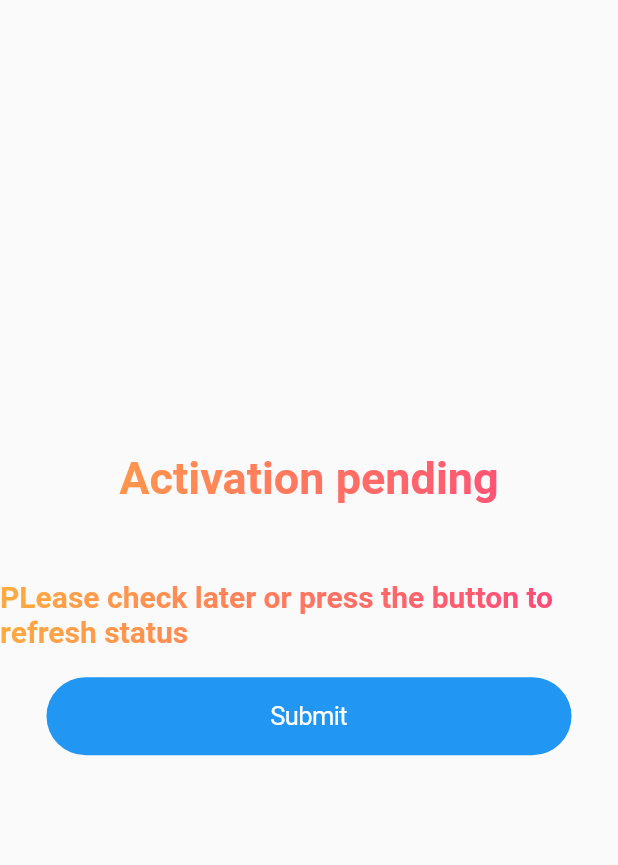
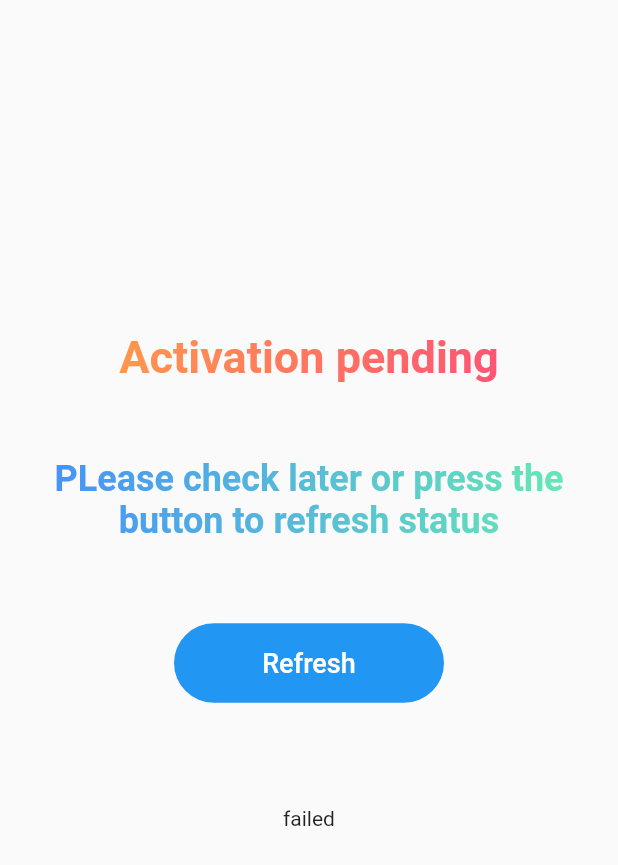
Before and after one commit to Heheovereggs/homework_management_fellow, a Flutter app: the ActivationPendingScreen screen opened by its route, on a phone screen of 412 x 824 dp. Shown: the top 865 px of the screen. Run offline on Flutter 3.47's test engine with Material 2 defaults, Android fonts, the phone set to English and light mode, and no system bars; our stand-ins replace cloud_firestore, firebase_auth, firebase_core, google_sign_in, modal_progress_hud, shared_preferences; accounts and stored records are empty.

Commit message:
activation page improve

```diff
--- a/lib/main.dart
+++ b/lib/main.dart
@@ -28,7 +28,7 @@ class MyApp extends StatelessWidget {
   @override
   Widget build(BuildContext context) {
     return MaterialApp(
-      initialRoute: WelcomeScreen.id,
+      initialRoute: ActivationPendingScreen.id,
       routes: {
         ActivationPendingScreen.id: (context) => ActivationPendingScreen(),
         RegistrationScreen.id: (context) => RegistrationScreen(),
--- a/lib/model/user.dart
+++ b/lib/model/student.dart
@@ -1,4 +1,4 @@
-class User {
+class Student {
   String uid;
   String email;
   String firstName;
@@ -10,7 +10,7 @@ class User {
   String theme;
   bool isDiscord;
 
-  User(
+  Student(
       {this.email,
       this.uid,
       this.firstName,
--- a/lib/screens/activation_pending_screen.dart
+++ b/lib/screens/activation_pending_screen.dart
@@ -1,13 +1,54 @@
 import 'package:flutter/cupertino.dart';
 import 'package:flutter/material.dart';
+import 'package:homework_management_fellow/screens/task_screen.dart';
+import 'package:homework_management_fellow/services/firebaseService.dart';
+import 'package:provider/provider.dart';
+import 'package:shared_preferences/shared_preferences.dart';
+import 'package:homework_management_fellow/model/student.dart';
 
-class ActivationPendingScreen extends StatelessWidget {
+class ActivationPendingScreen extends StatefulWidget {
   static const String id = 'ActivationPendingScreen';
+
+  @override
+  _ActivationPendingScreenState createState() => _ActivationPendingScreenState();
+}
+
+class _ActivationPendingScreenState extends State<ActivationPendingScreen>
+    with SingleTickerProviderStateMixin {
+  AnimationController controller;
+  Animation<Offset> offset;
+  bool isActivate;
+
+  @override
+  void initState() {
+    super.initState();
+
+    controller = AnimationController(vsync: this, duration: Duration(seconds: 1));
+
+    offset = Tween<Offset>(begin: Offset.zero, end: Offset(0.0, 1.0)).animate(controller);
+  }
+
   @override
   Widget build(BuildContext context) {
     Size size = MediaQuery.of(context).size;
-    Gradient gradient = LinearGradient(colors: [Colors.orangeAccent, Colors.pinkAccent]);
-    Shader shader = gradient.createShader(Rect.fromLTWH(0, 0, size.width, size.height));
+    Gradient gradient1 = LinearGradient(colors: [Colors.blueAccent, Colors.greenAccent]);
+    Gradient gradient2 = LinearGradient(colors: [Colors.orangeAccent, Colors.pinkAccent]);
+    Shader shader1 = gradient1.createShader(Rect.fromLTWH(0, 0, size.width, size.height));
+    Shader shader2 = gradient2.createShader(Rect.fromLTWH(0, 0, size.width, size.height));
+
+    Future<bool> checkUserStatus() async {
+      final prefs = await SharedPreferences.getInstance();
+      String email = prefs.getString('email');
+      String uid = prefs.getString('uid');
+      Student student =
+          await Provider.of<FirebaseService>(context, listen: false).checkUser(email: email, uid: uid);
+      if (student.activate == true) {
+        return true;
+      } else {
+        return false;
+      }
+    }
+
     return Scaffold(
       body: Column(
         mainAxisAlignment: MainAxisAlignment.center,
@@ -17,7 +58,7 @@ class ActivationPendingScreen extends StatelessWidget {
             style: TextStyle(
               fontSize: 30,
               fontWeight: FontWeight.bold,
-              foreground: Paint()..shader = shader,
+              foreground: Paint()..shader = shader2,
             ),
           ),
           SizedBox(
@@ -25,32 +66,60 @@ class ActivationPendingScreen extends StatelessWidget {
           ),
           Text(
             "PLease check later or press the button to refresh status",
+            textAlign: TextAlign.center,
             style: TextStyle(
-              fontSize: 20,
+              fontSize: 24,
               fontWeight: FontWeight.bold,
-              foreground: Paint()..shader = shader,
+              foreground: Paint()..shader = shader1,
             ),
+          ),
+          SizedBox(
+            height: 35,
           ),
           Padding(
             padding: const EdgeInsets.all(19),
             child: SizedBox(
-              width: 350,
-              child: CupertinoButton(
+              width: 180,
+              child: FlatButton(
+                  shape: RoundedRectangleBorder(
                     borderRadius: BorderRadius.circular(30.0),
+                  ),
                   color: Color(0xFF2196f3),
+                  textColor: Colors.white,
+                  child: Padding(
+                    padding: const EdgeInsets.all(16.0),
                     child: Text(
-                  'Submit',
+                      'Refresh',
                       style: TextStyle(
-                    fontSize: 17,
-                    color: Colors.white,
+                        fontSize: 18,
+                      ),
                     ),
                   ),
                   onPressed: () {
-                  //TODO: check activate from cloud
-                },
+                    isActivate = checkUserStatus();
+                    if (isActivate == false) {
+                      controller.reverse();
+                      Future.delayed(Duration(seconds: 3), () {
+                        controller.forward();
+                      });
+                    } else {
+                      Navigator.pushNamed(context, TaskScreen.id);
+                    }
+                  }),
+            ),
+          ),
+          Align(
+            alignment: Alignment.bottomCenter,
+            child: SlideTransition(
+              position: offset,
+              child: Padding(
+                padding: EdgeInsets.all(50.0),
+                child: Container(
+                  child: Text('failed'),
                 ),
               ),
             ),
+          )
         ],
       ),
     );
```
Also changed, not shown: lib/screens/registration_screen.dart (+4 -5 lines), lib/screens/welcome_screen.dart (+16 -16 lines), lib/services/firebaseService.dart (+6 -7 lines), lib/services/stateService.dart (+4 -4 lines). Lines whose indentation alone changed are shown as unchanged.
